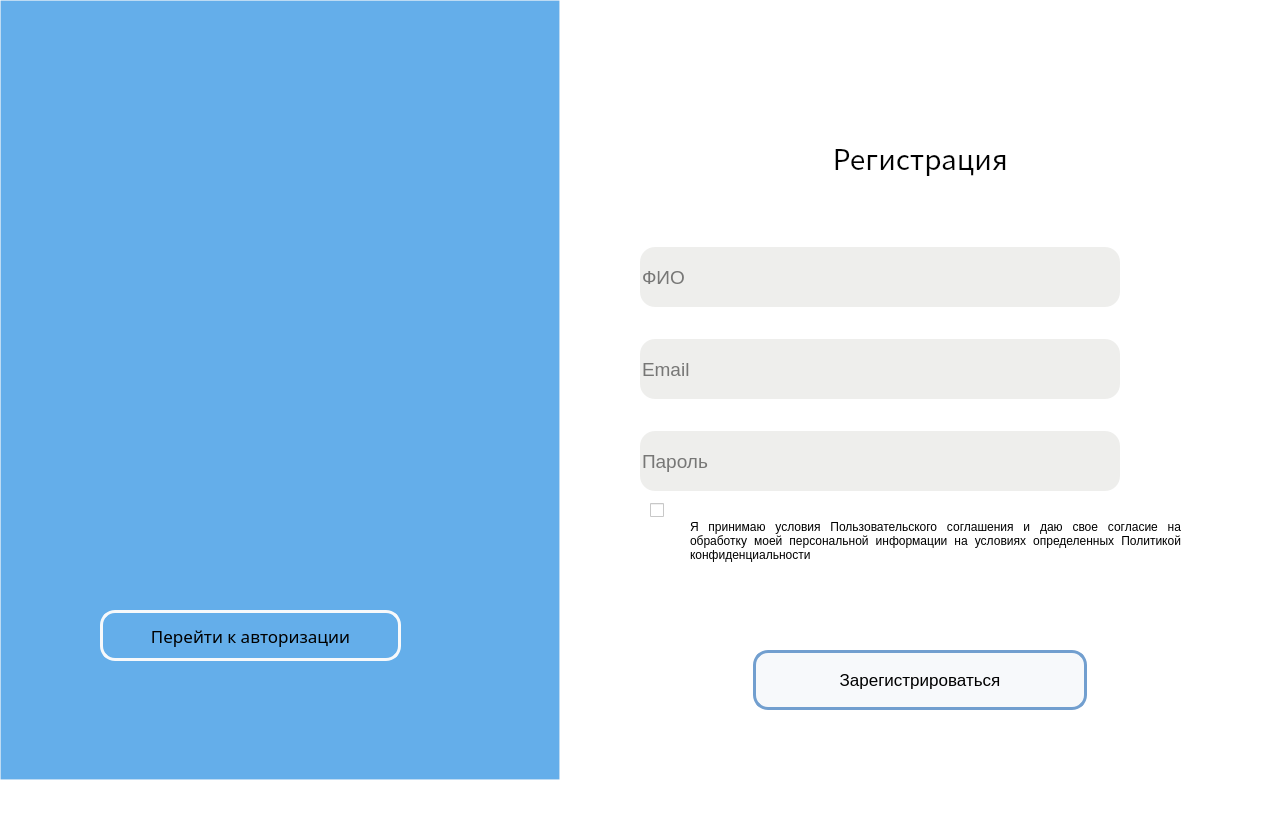
Qt form mainwindow.ui (Fuxtrel/UpStorage) before a commit.
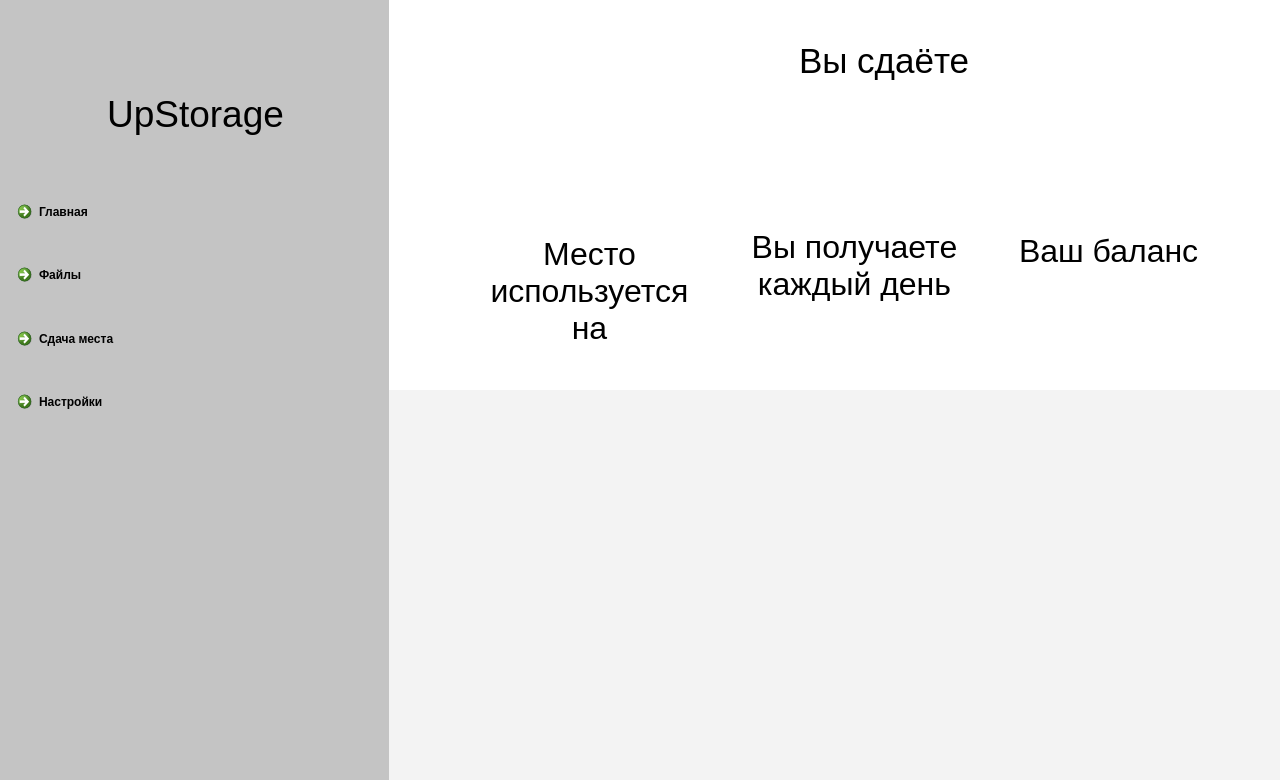
The same form after that commit.

```diff
--- a/mainwindow.ui
+++ b/mainwindow.ui
@@ -7,7 +7,7 @@
     <x>0</x>
     <y>0</y>
     <width>1280</width>
-    <height>832</height>
+    <height>780</height>
    </rect>
   </property>
   <property name="sizePolicy">
@@ -24,8 +24,8 @@
   </property>
   <property name="maximumSize">
    <size>
-    <width>1280</width>
-    <height>832</height>
+    <width>3840</width>
+    <height>2160</height>
    </size>
   </property>
   <property name="baseSize">
@@ -55,20 +55,17 @@
    </property>
    <property name="maximumSize">
     <size>
-     <width>1280</width>
-     <height>780</height>
+     <width>3840</width>
+     <height>2160</height>
     </size>
    </property>
    <property name="autoFillBackground">
-    <bool>true</bool>
+    <bool>false</bool>
    </property>
    <property name="styleSheet">
     <string notr="true">background-color:rgba(0, 0, 0, 0)</string>
    </property>
-   <layout class="QVBoxLayout" name="verticalLayout">
-    <property name="spacing">
-     <number>0</number>
-    </property>
+   <layout class="QFormLayout" name="formLayout">
     <property name="leftMargin">
      <number>0</number>
     </property>
@@ -81,7 +78,7 @@
     <property name="bottomMargin">
      <number>0</number>
     </property>
-    <item>
+    <item row="0" column="0">
      <widget class="QStackedWidget" name="stackedWidget">
       <property name="minimumSize">
        <size>
@@ -91,30 +88,38 @@
       </property>
       <property name="maximumSize">
        <size>
-        <width>1280</width>
-        <height>780</height>
+        <width>3840</width>
+        <height>2160</height>
        </size>
       </property>
       <property name="autoFillBackground">
-       <bool>true</bool>
+       <bool>false</bool>
       </property>
       <property name="styleSheet">
-       <string notr="true">
-</string>
+       <string notr="true">background-color:white;</string>
       </property>
       <property name="currentIndex">
+       <number>4</number>
+      </property>
+      <widget class="QWidget" name="reg_page">
+       <layout class="QGridLayout" name="gridLayout_2">
+        <property name="leftMargin">
        <number>0</number>
       </property>
-      <widget class="QWidget" name="page_3">
+        <property name="topMargin">
+         <number>0</number>
+        </property>
+        <property name="rightMargin">
+         <number>0</number>
+        </property>
+        <property name="bottomMargin">
+         <number>0</number>
+        </property>
+        <property name="spacing">
+         <number>0</number>
+        </property>
+        <item row="0" column="0">
        <widget class="QWidget" name="widget" native="true">
-        <property name="geometry">
-         <rect>
-          <x>0</x>
-          <y>0</y>
-          <width>1280</width>
-          <height>780</height>
-         </rect>
-        </property>
         <property name="minimumSize">
          <size>
           <width>1280</width>
@@ -123,8 +128,8 @@
         </property>
         <property name="maximumSize">
          <size>
-          <width>1280</width>
-          <height>780</height>
+            <width>4000</width>
+            <height>4000</height>
          </size>
         </property>
         <property name="styleSheet">
@@ -471,17 +476,28 @@
          </property>
         </widget>
        </widget>
+        </item>
+       </layout>
       </widget>
-      <widget class="QWidget" name="page_4">
+      <widget class="QWidget" name="in_page">
+       <layout class="QGridLayout" name="gridLayout_3">
+        <property name="leftMargin">
+         <number>0</number>
+        </property>
+        <property name="topMargin">
+         <number>0</number>
+        </property>
+        <property name="rightMargin">
+         <number>0</number>
+        </property>
+        <property name="bottomMargin">
+         <number>0</number>
+        </property>
+        <property name="spacing">
+         <number>0</number>
+        </property>
+        <item row="0" column="0">
        <widget class="QWidget" name="widget_3" native="true">
-        <property name="geometry">
-         <rect>
-          <x>0</x>
-          <y>0</y>
-          <width>1280</width>
-          <height>780</height>
-         </rect>
-        </property>
         <property name="minimumSize">
          <size>
           <width>1280</width>
@@ -811,6 +827,9 @@
 border-color: rgb(114, 159, 207) ;
 border-radius: 15px;</string>
             </property>
+              <property name="echoMode">
+               <enum>QLineEdit::Password</enum>
+              </property>
             <property name="placeholderText">
              <string>Пароль</string>
             </property>
@@ -907,6 +926,463 @@
          </layout>
         </widget>
        </widget>
+        </item>
+       </layout>
+      </widget>
+      <widget class="QWidget" name="recover_pass_page">
+       <layout class="QGridLayout" name="gridLayout">
+        <property name="leftMargin">
+         <number>0</number>
+        </property>
+        <property name="topMargin">
+         <number>0</number>
+        </property>
+        <property name="rightMargin">
+         <number>0</number>
+        </property>
+        <property name="bottomMargin">
+         <number>0</number>
+        </property>
+        <property name="spacing">
+         <number>0</number>
+        </property>
+        <item row="0" column="0">
+         <widget class="QLabel" name="label_6">
+          <property name="font">
+           <font>
+            <pointsize>26</pointsize>
+           </font>
+          </property>
+          <property name="text">
+           <string>Welcome to UpStorage</string>
+          </property>
+         </widget>
+        </item>
+        <item row="1" column="0">
+         <widget class="QLabel" name="label_13">
+          <property name="text">
+           <string>Укажите электронный адрес, к которому привязан ваш аккаунт</string>
+          </property>
+          <property name="wordWrap">
+           <bool>true</bool>
+          </property>
+         </widget>
+        </item>
+        <item row="2" column="0">
+         <widget class="QLabel" name="label_14">
+          <property name="text">
+           <string/>
+          </property>
+         </widget>
+        </item>
+        <item row="3" column="0">
+         <widget class="QLineEdit" name="lineEdit_4">
+          <property name="font">
+           <font>
+            <pointsize>18</pointsize>
+           </font>
+          </property>
+          <property name="styleSheet">
+           <string notr="true">background: #F7F9FB;
+border: 3px solid rgb(26, 125, 241); padding: 5px;
+border-radius: 15px;</string>
+          </property>
+          <property name="placeholderText">
+           <string>Email</string>
+          </property>
+         </widget>
+        </item>
+        <item row="4" column="0">
+         <widget class="QPushButton" name="pushButton_5">
+          <property name="font">
+           <font>
+            <pointsize>14</pointsize>
+           </font>
+          </property>
+          <property name="styleSheet">
+           <string notr="true">background: rgb(26, 125, 241);
+border: 3px solid rgb(26, 125, 241); padding: 5px;
+border-radius: 15px;</string>
+          </property>
+          <property name="text">
+           <string>Восстановить</string>
+          </property>
+         </widget>
+        </item>
+        <item row="5" column="0">
+         <widget class="QPushButton" name="pushButton_6">
+          <property name="font">
+           <font>
+            <pointsize>14</pointsize>
+           </font>
+          </property>
+          <property name="styleSheet">
+           <string notr="true">background: #F7F9FB;
+border: 3px solid rgb(26, 125, 241); padding: 5px;
+border-radius: 15px;</string>
+          </property>
+          <property name="text">
+           <string>Назад</string>
+          </property>
+         </widget>
+        </item>
+       </layout>
+      </widget>
+      <widget class="QWidget" name="get_cod_page">
+       <layout class="QGridLayout" name="gridLayout_4">
+        <property name="leftMargin">
+         <number>0</number>
+        </property>
+        <property name="topMargin">
+         <number>0</number>
+        </property>
+        <property name="rightMargin">
+         <number>0</number>
+        </property>
+        <property name="bottomMargin">
+         <number>0</number>
+        </property>
+        <property name="spacing">
+         <number>0</number>
+        </property>
+        <item row="0" column="0">
+         <widget class="QLabel" name="label_15">
+          <property name="font">
+           <font>
+            <pointsize>33</pointsize>
+           </font>
+          </property>
+          <property name="text">
+           <string>UpStorage</string>
+          </property>
+         </widget>
+        </item>
+        <item row="1" column="0">
+         <widget class="QLabel" name="label_16">
+          <property name="text">
+           <string>На ваш email был отправлен код доступа</string>
+          </property>
+          <property name="wordWrap">
+           <bool>true</bool>
+          </property>
+         </widget>
+        </item>
+        <item row="2" column="0">
+         <widget class="QLabel" name="label_17">
+          <property name="text">
+           <string>TextLabel</string>
+          </property>
+         </widget>
+        </item>
+        <item row="3" column="0">
+         <widget class="QLineEdit" name="lineEdit_7">
+          <property name="font">
+           <font>
+            <pointsize>18</pointsize>
+           </font>
+          </property>
+          <property name="styleSheet">
+           <string notr="true">background: #F7F9FB;
+border: 3px solid rgb(26, 125, 241); padding: 5px;
+border-radius: 15px;</string>
+          </property>
+          <property name="placeholderText">
+           <string>Код</string>
+          </property>
+         </widget>
+        </item>
+        <item row="4" column="0">
+         <widget class="QPushButton" name="pushButton_7">
+          <property name="font">
+           <font>
+            <pointsize>16</pointsize>
+           </font>
+          </property>
+          <property name="styleSheet">
+           <string notr="true">background: rgb(26, 125, 241);
+border: 3px solid rgb(26, 125, 241); padding: 5px;
+border-radius: 15px;</string>
+          </property>
+          <property name="text">
+           <string>Ввод</string>
+          </property>
+         </widget>
+        </item>
+        <item row="5" column="0">
+         <widget class="QPushButton" name="pushButton_8">
+          <property name="font">
+           <font>
+            <pointsize>15</pointsize>
+           </font>
+          </property>
+          <property name="styleSheet">
+           <string notr="true">background: #F7F9FB;
+border: 3px solid rgb(26, 125, 241); padding: 5px;
+border-radius: 15px;</string>
+          </property>
+          <property name="text">
+           <string>Назад</string>
+          </property>
+         </widget>
+        </item>
+       </layout>
+      </widget>
+      <widget class="QWidget" name="home_page">
+       <layout class="QGridLayout" name="gridLayout_5">
+        <property name="leftMargin">
+         <number>0</number>
+        </property>
+        <property name="topMargin">
+         <number>0</number>
+        </property>
+        <property name="rightMargin">
+         <number>0</number>
+        </property>
+        <property name="bottomMargin">
+         <number>0</number>
+        </property>
+        <property name="spacing">
+         <number>0</number>
+        </property>
+        <item row="0" column="0">
+         <widget class="QWidget" name="widget_10" native="true">
+          <property name="minimumSize">
+           <size>
+            <width>1280</width>
+            <height>780</height>
+           </size>
+          </property>
+          <layout class="QFormLayout" name="formLayout_2">
+           <property name="horizontalSpacing">
+            <number>0</number>
+           </property>
+           <property name="verticalSpacing">
+            <number>0</number>
+           </property>
+           <property name="leftMargin">
+            <number>0</number>
+           </property>
+           <property name="topMargin">
+            <number>0</number>
+           </property>
+           <property name="rightMargin">
+            <number>0</number>
+           </property>
+           <property name="bottomMargin">
+            <number>0</number>
+           </property>
+           <item row="0" column="0">
+            <widget class="QWidget" name="widget_5" native="true">
+             <property name="sizePolicy">
+              <sizepolicy hsizetype="Fixed" vsizetype="Preferred">
+               <horstretch>0</horstretch>
+               <verstretch>0</verstretch>
+              </sizepolicy>
+             </property>
+             <property name="minimumSize">
+              <size>
+               <width>389</width>
+               <height>780</height>
+              </size>
+             </property>
+             <property name="maximumSize">
+              <size>
+               <width>389</width>
+               <height>4000</height>
+              </size>
+             </property>
+             <property name="styleSheet">
+              <string notr="true">background: #C4C4C4;</string>
+             </property>
+             <widget class="QWidget" name="verticalLayoutWidget_3">
+              <property name="geometry">
+               <rect>
+                <x>10</x>
+                <y>40</y>
+                <width>371</width>
+                <height>401</height>
+               </rect>
+              </property>
+              <layout class="QVBoxLayout" name="verticalLayout_3">
+               <item>
+                <widget class="QLabel" name="label_18">
+                 <property name="minimumSize">
+                  <size>
+                   <width>291</width>
+                   <height>148</height>
+                  </size>
+                 </property>
+                 <property name="maximumSize">
+                  <size>
+                   <width>1000</width>
+                   <height>148</height>
+                  </size>
+                 </property>
+                 <property name="font">
+                  <font>
+                   <pointsize>28</pointsize>
+                  </font>
+                 </property>
+                 <property name="text">
+                  <string>UpStorage</string>
+                 </property>
+                 <property name="alignment">
+                  <set>Qt::AlignCenter</set>
+                 </property>
+                </widget>
+               </item>
+               <item>
+                <widget class="QCommandLinkButton" name="commandLinkButton">
+                 <property name="text">
+                  <string>Главная</string>
+                 </property>
+                </widget>
+               </item>
+               <item>
+                <widget class="QCommandLinkButton" name="commandLinkButton_3">
+                 <property name="text">
+                  <string>Файлы</string>
+                 </property>
+                </widget>
+               </item>
+               <item>
+                <widget class="QCommandLinkButton" name="commandLinkButton_4">
+                 <property name="text">
+                  <string>Сдача места</string>
+                 </property>
+                </widget>
+               </item>
+               <item>
+                <widget class="QCommandLinkButton" name="commandLinkButton_5">
+                 <property name="text">
+                  <string>Настройки</string>
+                 </property>
+                </widget>
+               </item>
+              </layout>
+             </widget>
+            </widget>
+           </item>
+           <item row="0" column="1">
+            <widget class="QWidget" name="widget_6" native="true">
+             <layout class="QVBoxLayout" name="verticalLayout_6">
+              <property name="spacing">
+               <number>0</number>
+              </property>
+              <property name="leftMargin">
+               <number>0</number>
+              </property>
+              <property name="topMargin">
+               <number>0</number>
+              </property>
+              <property name="rightMargin">
+               <number>0</number>
+              </property>
+              <property name="bottomMargin">
+               <number>0</number>
+              </property>
+              <item>
+               <widget class="QWidget" name="widget_8" native="true">
+                <widget class="QLabel" name="title_home_page">
+                 <property name="geometry">
+                  <rect>
+                   <x>410</x>
+                   <y>40</y>
+                   <width>171</width>
+                   <height>41</height>
+                  </rect>
+                 </property>
+                 <property name="font">
+                  <font>
+                   <pointsize>26</pointsize>
+                  </font>
+                 </property>
+                 <property name="text">
+                  <string>Вы сдаёте</string>
+                 </property>
+                </widget>
+                <widget class="QLabel" name="place_in_use">
+                 <property name="geometry">
+                  <rect>
+                   <x>100</x>
+                   <y>240</y>
+                   <width>201</width>
+                   <height>101</height>
+                  </rect>
+                 </property>
+                 <property name="font">
+                  <font>
+                   <pointsize>24</pointsize>
+                  </font>
+                 </property>
+                 <property name="text">
+                  <string>Место используется на</string>
+                 </property>
+                 <property name="alignment">
+                  <set>Qt::AlignCenter</set>
+                 </property>
+                 <property name="wordWrap">
+                  <bool>true</bool>
+                 </property>
+                </widget>
+                <widget class="QLabel" name="label_21">
+                 <property name="geometry">
+                  <rect>
+                   <x>350</x>
+                   <y>230</y>
+                   <width>231</width>
+                   <height>71</height>
+                  </rect>
+                 </property>
+                 <property name="font">
+                  <font>
+                   <pointsize>24</pointsize>
+                  </font>
+                 </property>
+                 <property name="text">
+                  <string>Вы получаете каждый день</string>
+                 </property>
+                 <property name="alignment">
+                  <set>Qt::AlignCenter</set>
+                 </property>
+                 <property name="wordWrap">
+                  <bool>true</bool>
+                 </property>
+                </widget>
+                <widget class="QLabel" name="balance_score">
+                 <property name="geometry">
+                  <rect>
+                   <x>630</x>
+                   <y>230</y>
+                   <width>181</width>
+                   <height>41</height>
+                  </rect>
+                 </property>
+                 <property name="font">
+                  <font>
+                   <pointsize>24</pointsize>
+                  </font>
+                 </property>
+                 <property name="text">
+                  <string>Ваш баланс</string>
+                 </property>
+                </widget>
+               </widget>
+              </item>
+              <item>
+               <widget class="QWidget" name="widget_9" native="true">
+                <property name="styleSheet">
+                 <string notr="true">background: rgba(196, 196, 196, 0.21);</string>
+                </property>
+               </widget>
+              </item>
+             </layout>
+            </widget>
+           </item>
+          </layout>
+         </widget>
+        </item>
+       </layout>
       </widget>
      </widget>
     </item>
@@ -918,7 +1394,7 @@
      <x>0</x>
      <y>0</y>
      <width>1280</width>
-     <height>26</height>
+     <height>22</height>
     </rect>
    </property>
   </widget>
```
Lines whose indentation alone changed are shown as unchanged.
